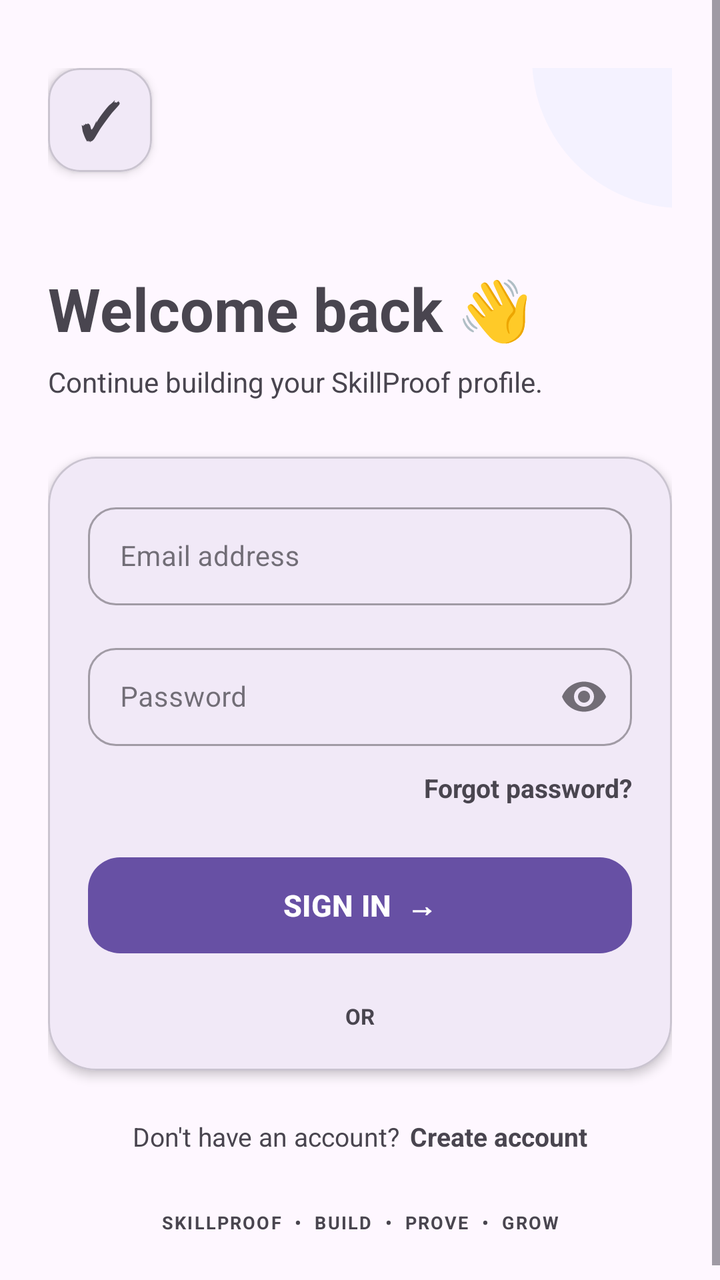
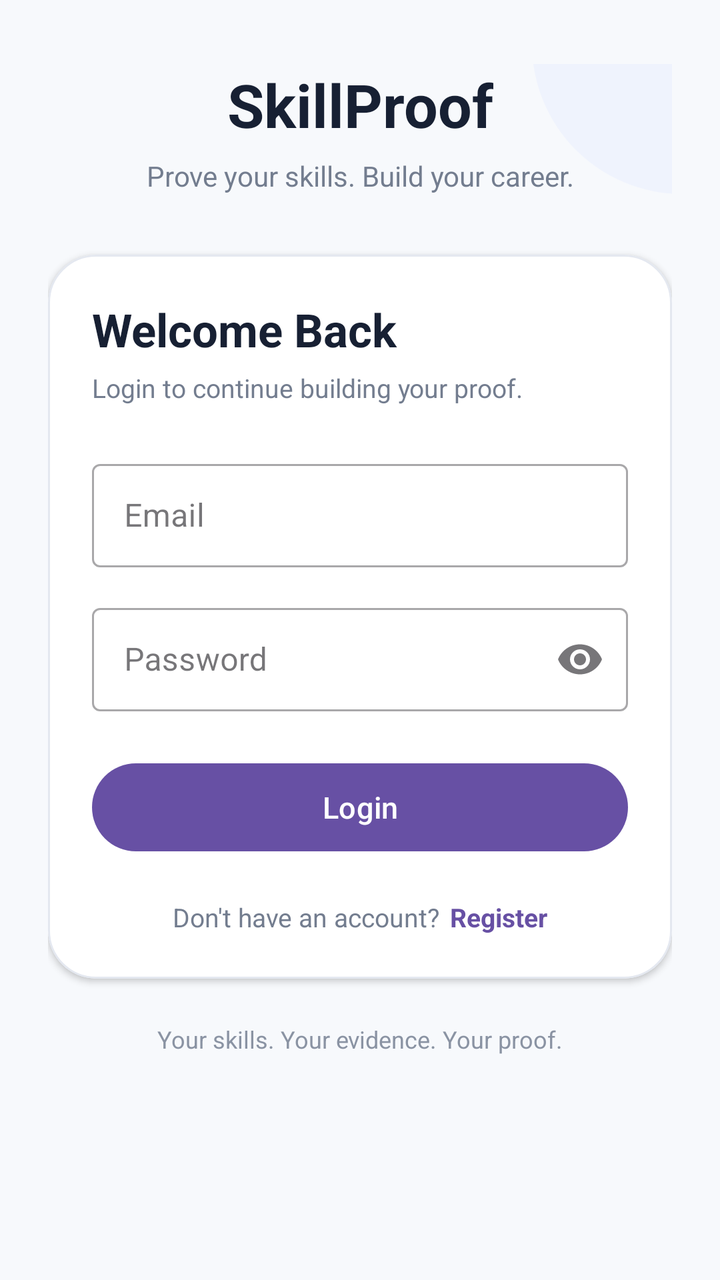

Compare the two renders of this Android layout. The source of the first and the diff that turns it into the second are given below.
<!-- AndroidManifest.xml: application theme Theme.Skill_Proof_MAD_ASSIGNMENT_1 -->
<!-- res/layout/activity_login.xml -->
<?xml version="1.0" encoding="utf-8"?>
<ScrollView
    xmlns:android="http://schemas.android.com/apk/res/android"
    xmlns:app="http://schemas.android.com/apk/res-auto"
    android:layout_width="match_parent"
    android:layout_height="match_parent"
    android:background="?android:colorBackground"
    android:fillViewport="true">

    <androidx.constraintlayout.widget.ConstraintLayout
        android:layout_width="match_parent"
        android:layout_height="wrap_content"
        android:paddingStart="24dp"
        android:paddingTop="34dp"
        android:paddingEnd="24dp"
        android:paddingBottom="30dp">

        
        <View
            android:id="@+id/loginCircle"
            android:layout_width="150dp"
            android:layout_height="150dp"
            android:alpha="0.35"
            android:background="@drawable/bg_login_circle"
            android:translationX="80dp"
            android:translationY="-80dp"
            app:layout_constraintEnd_toEndOf="parent"
            app:layout_constraintTop_toTopOf="parent" />

        
        <com.google.android.material.card.MaterialCardView
            android:id="@+id/loginLogo"
            android:layout_width="52dp"
            android:layout_height="52dp"
            app:cardCornerRadius="16dp"
            app:cardElevation="3dp"
            app:layout_constraintStart_toStartOf="parent"
            app:layout_constraintTop_toTopOf="parent">

            <TextView
                android:layout_width="match_parent"
                android:layout_height="match_parent"
                android:gravity="center"
                android:text="✓"
                android:textSize="25sp"
                android:textStyle="bold" />

        </com.google.android.material.card.MaterialCardView>

        
        <TextView
            android:id="@+id/tvWelcome"
            android:layout_width="0dp"
            android:layout_height="wrap_content"
            android:layout_marginTop="48dp"
            android:text="Welcome back 👋"
            android:textSize="30sp"
            android:textStyle="bold"
            app:layout_constraintEnd_toEndOf="parent"
            app:layout_constraintStart_toStartOf="parent"
            app:layout_constraintTop_toBottomOf="@id/loginLogo" />

        <TextView
            android:id="@+id/tvLoginSubtitle"
            android:layout_width="0dp"
            android:layout_height="wrap_content"
            android:layout_marginTop="7dp"
            android:text="Continue building your SkillProof profile."
            android:textSize="14sp"
            app:layout_constraintEnd_toEndOf="parent"
            app:layout_constraintStart_toStartOf="parent"
            app:layout_constraintTop_toBottomOf="@id/tvWelcome" />

        
        <com.google.android.material.card.MaterialCardView
            android:id="@+id/loginCard"
            android:layout_width="0dp"
            android:layout_height="wrap_content"
            android:layout_marginTop="28dp"
            app:cardCornerRadius="24dp"
            app:cardElevation="3dp"
            app:strokeWidth="1dp"
            app:layout_constraintEnd_toEndOf="parent"
            app:layout_constraintStart_toStartOf="parent"
            app:layout_constraintTop_toBottomOf="@id/tvLoginSubtitle">

            <androidx.constraintlayout.widget.ConstraintLayout
                android:layout_width="match_parent"
                android:layout_height="wrap_content"
                android:padding="20dp">

                
                <com.google.android.material.textfield.TextInputLayout
                    android:id="@+id/emailLayout"
                    style="@style/Widget.MaterialComponents.TextInputLayout.OutlinedBox"
                    android:layout_width="0dp"
                    android:layout_height="wrap_content"
                    android:hint="Email address"
                    app:boxCornerRadiusBottomEnd="14dp"
                    app:boxCornerRadiusBottomStart="14dp"
                    app:boxCornerRadiusTopEnd="14dp"
                    app:boxCornerRadiusTopStart="14dp"
                    app:layout_constraintEnd_toEndOf="parent"
                    app:layout_constraintStart_toStartOf="parent"
                    app:layout_constraintTop_toTopOf="parent">

                    <com.google.android.material.textfield.TextInputEditText
                        android:id="@+id/etEmail"
                        android:layout_width="match_parent"
                        android:layout_height="wrap_content"
                        android:inputType="textEmailAddress"
                        android:maxLines="1"
                        android:paddingTop="15dp"
                        android:paddingBottom="15dp"
                        android:textSize="14sp" />

                </com.google.android.material.textfield.TextInputLayout>

                
                <com.google.android.material.textfield.TextInputLayout
                    android:id="@+id/passwordLayout"
                    style="@style/Widget.MaterialComponents.TextInputLayout.OutlinedBox"
                    android:layout_width="0dp"
                    android:layout_height="wrap_content"
                    android:layout_marginTop="16dp"
                    android:hint="Password"
                    app:boxCornerRadiusBottomEnd="14dp"
                    app:boxCornerRadiusBottomStart="14dp"
                    app:boxCornerRadiusTopEnd="14dp"
                    app:boxCornerRadiusTopStart="14dp"
                    app:endIconMode="password_toggle"
                    app:layout_constraintEnd_toEndOf="parent"
                    app:layout_constraintStart_toStartOf="parent"
                    app:layout_constraintTop_toBottomOf="@id/emailLayout">

                    <com.google.android.material.textfield.TextInputEditText
                        android:id="@+id/etPassword"
                        android:layout_width="match_parent"
                        android:layout_height="wrap_content"
                        android:inputType="textPassword"
                        android:maxLines="1"
                        android:paddingTop="15dp"
                        android:paddingBottom="15dp"
                        android:textSize="14sp" />

                </com.google.android.material.textfield.TextInputLayout>

                
                <TextView
                    android:id="@+id/tvForgotPassword"
                    android:layout_width="wrap_content"
                    android:layout_height="wrap_content"
                    android:layout_marginTop="12dp"
                    android:text="Forgot password?"
                    android:textSize="13sp"
                    android:textStyle="bold"
                    app:layout_constraintEnd_toEndOf="parent"
                    app:layout_constraintTop_toBottomOf="@id/passwordLayout" />

                
                <com.google.android.material.button.MaterialButton
                    android:id="@+id/btnLogin"
                    android:layout_width="0dp"
                    android:layout_height="56dp"
                    android:layout_marginTop="22dp"
                    android:text="SIGN IN  →"
                    android:textAllCaps="false"
                    android:textSize="15sp"
                    android:textStyle="bold"
                    app:cornerRadius="16dp"
                    app:layout_constraintEnd_toEndOf="parent"
                    app:layout_constraintStart_toStartOf="parent"
                    app:layout_constraintTop_toBottomOf="@id/tvForgotPassword" />

                
                <TextView
                    android:id="@+id/tvDivider"
                    android:layout_width="wrap_content"
                    android:layout_height="wrap_content"
                    android:layout_marginTop="20dp"
                    android:text="OR"
                    android:textSize="11sp"
                    android:textStyle="bold"
                    app:layout_constraintEnd_toEndOf="parent"
                    app:layout_constraintStart_toStartOf="parent"
                    app:layout_constraintTop_toBottomOf="@id/btnLogin" />

            </androidx.constraintlayout.widget.ConstraintLayout>

        </com.google.android.material.card.MaterialCardView>

        
        <TextView
            android:id="@+id/tvNewUser"
            android:layout_width="wrap_content"
            android:layout_height="wrap_content"
            android:layout_marginTop="24dp"
            android:text="Don't have an account?"
            android:textSize="13sp"
            app:layout_constraintEnd_toStartOf="@id/tvRegister"
            app:layout_constraintHorizontal_chainStyle="packed"
            app:layout_constraintStart_toStartOf="parent"
            app:layout_constraintTop_toBottomOf="@id/loginCard" />

        <TextView
            android:id="@+id/tvRegister"
            android:layout_width="wrap_content"
            android:layout_height="wrap_content"
            android:layout_marginStart="5dp"
            android:text="Create account"
            android:textSize="13sp"
            android:textStyle="bold"
            app:layout_constraintEnd_toEndOf="parent"
            app:layout_constraintStart_toEndOf="@id/tvNewUser"
            app:layout_constraintTop_toTopOf="@id/tvNewUser" />

        
        <TextView
            android:id="@+id/tvLoginBrand"
            android:layout_width="wrap_content"
            android:layout_height="wrap_content"
            android:layout_marginTop="28dp"
            android:text="SKILLPROOF  •  BUILD  •  PROVE  •  GROW"
            android:textSize="9sp"
            android:textStyle="bold"
            android:letterSpacing="0.08"
            app:layout_constraintEnd_toEndOf="parent"
            app:layout_constraintStart_toStartOf="parent"
            app:layout_constraintTop_toBottomOf="@id/tvNewUser" />

    </androidx.constraintlayout.widget.ConstraintLayout>

</ScrollView>
<!-- resources referenced by this layout -->
<resources>
  <!-- drawable bg_login_circle (drawable) -->
  <shape xmlns:android="http://schemas.android.com/apk/res/android"
      android:shape="oval">
  
      <solid android:color="#E2E9FF" />
  
  </shape>
  <style name="Theme.Skill_Proof_MAD_ASSIGNMENT_1" parent="Base.Theme.Skill_Proof_MAD_ASSIGNMENT_1" />
  <style name="Base.Theme.Skill_Proof_MAD_ASSIGNMENT_1" parent="Theme.Material3.DayNight.NoActionBar">
          
          
      </style>
</resources>

<!-- the commit's change to res/layout/activity_login.xml (unified diff, before → after) -->
@@ -1,108 +1,118 @@
 <?xml version="1.0" encoding="utf-8"?>
-<ScrollView
+<androidx.core.widget.NestedScrollView
     xmlns:android="http://schemas.android.com/apk/res/android"
     xmlns:app="http://schemas.android.com/apk/res-auto"
+    xmlns:tools="http://schemas.android.com/tools"
     android:layout_width="match_parent"
     android:layout_height="match_parent"
-    android:background="?android:colorBackground"
-    android:fillViewport="true">
+    android:background="#F7F9FC"
+    android:fillViewport="true"
+    android:overScrollMode="never"
+    tools:context=".LoginActivity">
 
     <androidx.constraintlayout.widget.ConstraintLayout
         android:layout_width="match_parent"
-        android:layout_height="wrap_content"
+        android:layout_height="match_parent"
         android:paddingStart="24dp"
-        android:paddingTop="34dp"
+        android:paddingTop="32dp"
         android:paddingEnd="24dp"
-        android:paddingBottom="30dp">
+        android:paddingBottom="32dp">
 
         
+
         <View
-            android:id="@+id/loginCircle"
+            android:id="@+id/topCircle"
             android:layout_width="150dp"
             android:layout_height="150dp"
             android:alpha="0.35"
             android:background="@drawable/bg_login_circle"
             android:translationX="80dp"
-            android:translationY="-80dp"
+            android:translationY="-85dp"
             app:layout_constraintEnd_toEndOf="parent"
             app:layout_constraintTop_toTopOf="parent" />
 
         
-        <com.google.android.material.card.MaterialCardView
-            android:id="@+id/loginLogo"
-            android:layout_width="52dp"
-            android:layout_height="52dp"
-            app:cardCornerRadius="16dp"
-            app:cardElevation="3dp"
-            app:layout_constraintStart_toStartOf="parent"
-            app:layout_constraintTop_toTopOf="parent">
-
-            <TextView
-                android:layout_width="match_parent"
-                android:layout_height="match_parent"
-                android:gravity="center"
-                android:text="✓"
-                android:textSize="25sp"
-                android:textStyle="bold" />
-
-        </com.google.android.material.card.MaterialCardView>
-
-        
+
         <TextView
-            android:id="@+id/tvWelcome"
-            android:layout_width="0dp"
-            android:layout_height="wrap_content"
-            android:layout_marginTop="48dp"
-            android:text="Welcome back 👋"
+            android:id="@+id/tvBrand"
+            android:layout_width="wrap_content"
+            android:layout_height="wrap_content"
+            android:text="SkillProof"
+            android:textColor="#172033"
             android:textSize="30sp"
             android:textStyle="bold"
             app:layout_constraintEnd_toEndOf="parent"
             app:layout_constraintStart_toStartOf="parent"
-            app:layout_constraintTop_toBottomOf="@id/loginLogo" />
+            app:layout_constraintTop_toTopOf="parent" />
 
         <TextView
-            android:id="@+id/tvLoginSubtitle"
+            android:id="@+id/tvSubtitle"
             android:layout_width="0dp"
             android:layout_height="wrap_content"
-            android:layout_marginTop="7dp"
-            android:text="Continue building your SkillProof profile."
+            android:layout_marginTop="6dp"
+            android:gravity="center"
+            android:text="Prove your skills. Build your career."
+            android:textColor="#737D8F"
             android:textSize="14sp"
             app:layout_constraintEnd_toEndOf="parent"
             app:layout_constraintStart_toStartOf="parent"
-            app:layout_constraintTop_toBottomOf="@id/tvWelcome" />
+            app:layout_constraintTop_toBottomOf="@id/tvBrand" />
 
         
+
         <com.google.android.material.card.MaterialCardView
             android:id="@+id/loginCard"
             android:layout_width="0dp"
             android:layout_height="wrap_content"
-            android:layout_marginTop="28dp"
+            android:layout_marginTop="30dp"
+            app:cardBackgroundColor="@android:color/white"
             app:cardCornerRadius="24dp"
-            app:cardElevation="3dp"
-            app:strokeWidth="1dp"
-            app:layout_constraintEnd_toEndOf="parent"
-            app:layout_constraintStart_toStartOf="parent"
-            app:layout_constraintTop_toBottomOf="@id/tvLoginSubtitle">
+            app:cardElevation="2dp"
+            app:layout_constraintEnd_toEndOf="parent"
+            app:layout_constraintStart_toStartOf="parent"
+            app:layout_constraintTop_toBottomOf="@id/tvSubtitle"
+            app:strokeColor="#E4E8F0"
+            app:strokeWidth="1dp">
 
             <androidx.constraintlayout.widget.ConstraintLayout
                 android:layout_width="match_parent"
                 android:layout_height="wrap_content"
-                android:padding="20dp">
-
-                
+                android:padding="22dp">
+
+                <TextView
+                    android:id="@+id/tvLoginTitle"
+                    android:layout_width="0dp"
+                    android:layout_height="wrap_content"
+                    android:text="Welcome Back"
+                    android:textColor="#172033"
+                    android:textSize="23sp"
+                    android:textStyle="bold"
+                    app:layout_constraintEnd_toEndOf="parent"
+                    app:layout_constraintStart_toStartOf="parent"
+                    app:layout_constraintTop_toTopOf="parent" />
+
+                <TextView
+                    android:id="@+id/tvLoginDescription"
+                    android:layout_width="0dp"
+                    android:layout_height="wrap_content"
+                    android:layout_marginTop="5dp"
+                    android:text="Login to continue building your proof."
+                    android:textColor="#737D8F"
+                    android:textSize="13sp"
+                    app:layout_constraintEnd_toEndOf="parent"
+                    app:layout_constraintStart_toStartOf="parent"
+                    app:layout_constraintTop_toBottomOf="@id/tvLoginTitle" />
+
                 <com.google.android.material.textfield.TextInputLayout
                     android:id="@+id/emailLayout"
                     style="@style/Widget.MaterialComponents.TextInputLayout.OutlinedBox"
                     android:layout_width="0dp"
                     android:layout_height="wrap_content"
-                    android:hint="Email address"
-                    app:boxCornerRadiusBottomEnd="14dp"
-                    app:boxCornerRadiusBottomStart="14dp"
-                    app:boxCornerRadiusTopEnd="14dp"
-                    app:boxCornerRadiusTopStart="14dp"
-                    app:layout_constraintEnd_toEndOf="parent"
-                    app:layout_constraintStart_toStartOf="parent"
-                    app:layout_constraintTop_toTopOf="parent">
+                    android:layout_marginTop="24dp"
+                    android:hint="Email"
+                    app:layout_constraintEnd_toEndOf="parent"
+                    app:layout_constraintStart_toStartOf="parent"
+                    app:layout_constraintTop_toBottomOf="@id/tvLoginDescription">
 
                     <com.google.android.material.textfield.TextInputEditText
                         android:id="@+id/etEmail"
@@ -111,23 +121,17 @@
                         android:inputType="textEmailAddress"
                         android:maxLines="1"
                         android:paddingTop="15dp"
-                        android:paddingBottom="15dp"
-                        android:textSize="14sp" />
+                        android:paddingBottom="15dp" />
 
                 </com.google.android.material.textfield.TextInputLayout>
 
-                
                 <com.google.android.material.textfield.TextInputLayout
                     android:id="@+id/passwordLayout"
                     style="@style/Widget.MaterialComponents.TextInputLayout.OutlinedBox"
                     android:layout_width="0dp"
                     android:layout_height="wrap_content"
-                    android:layout_marginTop="16dp"
+                    android:layout_marginTop="15dp"
                     android:hint="Password"
-                    app:boxCornerRadiusBottomEnd="14dp"
-                    app:boxCornerRadiusBottomStart="14dp"
-                    app:boxCornerRadiusTopEnd="14dp"
-                    app:boxCornerRadiusTopStart="14dp"
                     app:endIconMode="password_toggle"
                     app:layout_constraintEnd_toEndOf="parent"
                     app:layout_constraintStart_toStartOf="parent"
@@ -140,94 +144,67 @@
                         android:inputType="textPassword"
                         android:maxLines="1"
                         android:paddingTop="15dp"
-                        android:paddingBottom="15dp"
-                        android:textSize="14sp" />
+                        android:paddingBottom="15dp" />
 
                 </com.google.android.material.textfield.TextInputLayout>
 
-                
-                <TextView
-                    android:id="@+id/tvForgotPassword"
+                <com.google.android.material.button.MaterialButton
+                    android:id="@+id/btnLogin"
+                    android:layout_width="0dp"
+                    android:layout_height="52dp"
+                    android:layout_marginTop="22dp"
+                    android:text="Login"
+                    android:textSize="15sp"
+                    app:layout_constraintEnd_toEndOf="parent"
+                    app:layout_constraintStart_toStartOf="parent"
+                    app:layout_constraintTop_toBottomOf="@id/passwordLayout" />
+
+                <TextView
+                    android:id="@+id/tvRegisterPrompt"
                     android:layout_width="wrap_content"
                     android:layout_height="wrap_content"
-                    android:layout_marginTop="12dp"
-                    android:text="Forgot password?"
+                    android:layout_marginTop="20dp"
+                    android:text="Don't have an account?"
+                    android:textColor="#737D8F"
+                    android:textSize="13sp"
+                    app:layout_constraintEnd_toStartOf="@id/tvRegister"
+                    app:layout_constraintHorizontal_chainStyle="packed"
+                    app:layout_constraintStart_toStartOf="parent"
+                    app:layout_constraintTop_toBottomOf="@id/btnLogin" />
+
+                <TextView
+                    android:id="@+id/tvRegister"
+                    android:layout_width="wrap_content"
+                    android:layout_height="wrap_content"
+                    android:layout_marginStart="5dp"
+                    android:clickable="true"
+                    android:focusable="true"
+                    android:text="Register"
+                    android:textColor="?attr/colorPrimary"
                     android:textSize="13sp"
                     android:textStyle="bold"
-                    app:layout_constraintEnd_toEndOf="parent"
-                    app:layout_constraintTop_toBottomOf="@id/passwordLayout" />
-
-                
-                <com.google.android.material.button.MaterialButton
-                    android:id="@+id/btnLogin"
-                    android:layout_width="0dp"
-                    android:layout_height="56dp"
-                    android:layout_marginTop="22dp"
-                    android:text="SIGN IN  →"
-                    android:textAllCaps="false"
-                    android:textSize="15sp"
-                    android:textStyle="bold"
-                    app:cornerRadius="16dp"
-                    app:layout_constraintEnd_toEndOf="parent"
-                    app:layout_constraintStart_toStartOf="parent"
-                    app:layout_constraintTop_toBottomOf="@id/tvForgotPassword" />
-
-                
-                <TextView
-                    android:id="@+id/tvDivider"
-                    android:layout_width="wrap_content"
-                    android:layout_height="wrap_content"
-                    android:layout_marginTop="20dp"
-                    android:text="OR"
-                    android:textSize="11sp"
-                    android:textStyle="bold"
-                    app:layout_constraintEnd_toEndOf="parent"
-                    app:layout_constraintStart_toStartOf="parent"
-                    app:layout_constraintTop_toBottomOf="@id/btnLogin" />
+                    app:layout_constraintBottom_toBottomOf="@id/tvRegisterPrompt"
+                    app:layout_constraintEnd_toEndOf="parent"
+                    app:layout_constraintStart_toEndOf="@id/tvRegisterPrompt"
+                    app:layout_constraintTop_toTopOf="@id/tvRegisterPrompt" />
 
             </androidx.constraintlayout.widget.ConstraintLayout>
 
         </com.google.android.material.card.MaterialCardView>
 
-        
         <TextView
-            android:id="@+id/tvNewUser"
-            android:layout_width="wrap_content"
-            android:layout_height="wrap_content"
-            android:layout_marginTop="24dp"
-            android:text="Don't have an account?"
-            android:textSize="13sp"
-            app:layout_constraintEnd_toStartOf="@id/tvRegister"
-            app:layout_constraintHorizontal_chainStyle="packed"
+            android:id="@+id/tvLoginHint"
+            android:layout_width="0dp"
+            android:layout_height="wrap_content"
+            android:layout_marginTop="22dp"
+            android:gravity="center"
+            android:text="Your skills. Your evidence. Your proof."
+            android:textColor="#8A93A3"
+            android:textSize="12sp"
+            app:layout_constraintEnd_toEndOf="parent"
             app:layout_constraintStart_toStartOf="parent"
             app:layout_constraintTop_toBottomOf="@id/loginCard" />
 
-        <TextView
-            android:id="@+id/tvRegister"
-            android:layout_width="wrap_content"
-            android:layout_height="wrap_content"
-            android:layout_marginStart="5dp"
-            android:text="Create account"
-            android:textSize="13sp"
-            android:textStyle="bold"
-            app:layout_constraintEnd_toEndOf="parent"
-            app:layout_constraintStart_toEndOf="@id/tvNewUser"
-            app:layout_constraintTop_toTopOf="@id/tvNewUser" />
-
-        
-        <TextView
-            android:id="@+id/tvLoginBrand"
-            android:layout_width="wrap_content"
-            android:layout_height="wrap_content"
-            android:layout_marginTop="28dp"
-            android:text="SKILLPROOF  •  BUILD  •  PROVE  •  GROW"
-            android:textSize="9sp"
-            android:textStyle="bold"
-            android:letterSpacing="0.08"
-            app:layout_constraintEnd_toEndOf="parent"
-            app:layout_constraintStart_toStartOf="parent"
-            app:layout_constraintTop_toBottomOf="@id/tvNewUser" />
-
     </androidx.constraintlayout.widget.ConstraintLayout>
 
-</ScrollView>
+</androidx.core.widget.NestedScrollView>
